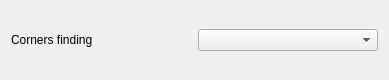
First picture: the form in forms/cornersfindingstagesettings.ui, repository OverworkedCriminal/DocumentScanner, before the edit.
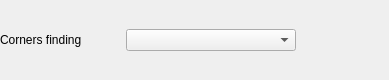
Second picture: the form after the edit.

What changed in the file:
```diff
--- a/forms/cornersfindingstagesettings.ui
+++ b/forms/cornersfindingstagesettings.ui
@@ -14,19 +14,69 @@
    <string>Form</string>
   </property>
   <layout class="QHBoxLayout" name="horizontalLayout">
+   <property name="leftMargin">
+    <number>0</number>
+   </property>
+   <property name="topMargin">
+    <number>0</number>
+   </property>
+   <property name="rightMargin">
+    <number>0</number>
+   </property>
+   <property name="bottomMargin">
+    <number>0</number>
+   </property>
    <item>
     <widget class="QLabel" name="label">
+     <property name="sizePolicy">
+      <sizepolicy hsizetype="Minimum" vsizetype="Preferred">
+       <horstretch>0</horstretch>
+       <verstretch>0</verstretch>
+      </sizepolicy>
+     </property>
+     <property name="minimumSize">
+      <size>
+       <width>120</width>
+       <height>0</height>
+      </size>
+     </property>
      <property name="text">
       <string>Corners finding</string>
      </property>
     </widget>
    </item>
    <item>
-    <widget class="QComboBox" name="combobox"/>
+    <widget class="QComboBox" name="combobox">
+     <property name="sizePolicy">
+      <sizepolicy hsizetype="Minimum" vsizetype="Fixed">
+       <horstretch>0</horstretch>
+       <verstretch>0</verstretch>
+      </sizepolicy>
+     </property>
+     <property name="minimumSize">
+      <size>
+       <width>170</width>
+       <height>0</height>
+      </size>
+     </property>
+    </widget>
    </item>
    <item>
     <layout class="QGridLayout" name="inputsLayout"/>
    </item>
+   <item>
+    <spacer name="horizontalSpacer">
+     <property name="orientation">
+      <enum>Qt::Horizontal</enum>
+     </property>
+     <property name="sizeHint" stdset="0">
+      <size>
+       <width>58</width>
+       <height>20</height>
+      </size>
+     </property>
+    </spacer>
+   </item>
   </layout>
  </widget>
  <resources/>
```
